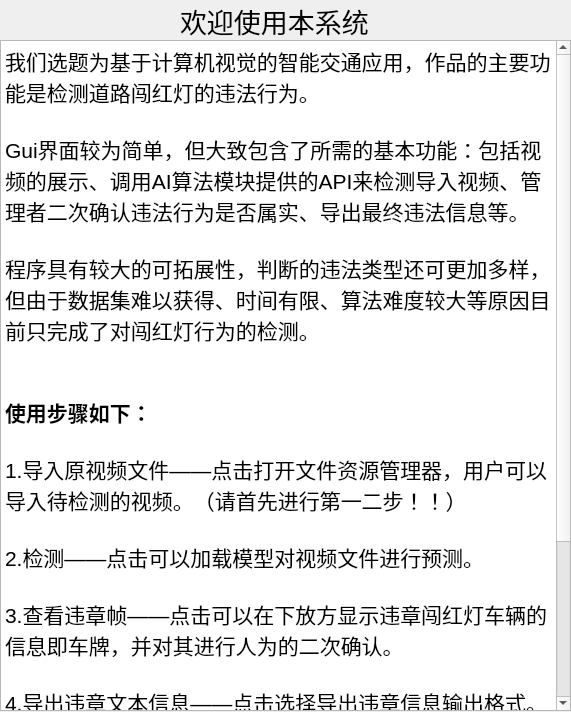
Old version of the form gui/help.ui in the repository 31029/TrafficDetect.
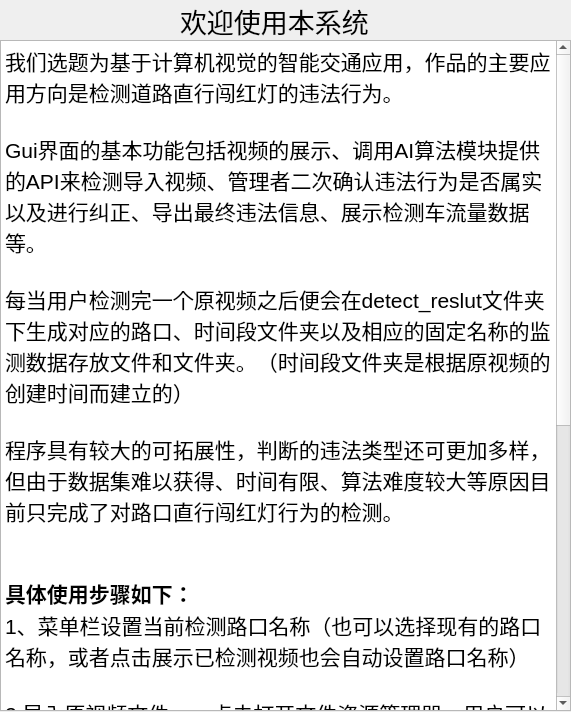
New version of the form.

Commit message: Bug检测阶段

Patch:
```diff
--- a/gui/help.ui
+++ b/gui/help.ui
@@ -39,18 +39,21 @@
 &lt;html&gt;&lt;head&gt;&lt;meta name=&quot;qrichtext&quot; content=&quot;1&quot; /&gt;&lt;style type=&quot;text/css&quot;&gt;
 p, li { white-space: pre-wrap; }
 &lt;/style&gt;&lt;/head&gt;&lt;body style=&quot; font-family:'SimSun'; font-size:11.25pt; font-weight:400; font-style:normal;&quot;&gt;
-&lt;p style=&quot; margin-top:0px; margin-bottom:0px; margin-left:0px; margin-right:0px; -qt-block-indent:0; text-indent:0px;&quot;&gt;&lt;span style=&quot; font-size:16pt;&quot;&gt;我们选题为基于计算机视觉的智能交通应用，作品的主要功能是检测道路闯红灯的违法行为。&lt;/span&gt;&lt;/p&gt;
+&lt;p style=&quot; margin-top:0px; margin-bottom:0px; margin-left:0px; margin-right:0px; -qt-block-indent:0; text-indent:0px;&quot;&gt;&lt;span style=&quot; font-size:16pt;&quot;&gt;我们选题为基于计算机视觉的智能交通应用，作品的主要应用方向是检测道路直行闯红灯的违法行为。&lt;/span&gt;&lt;/p&gt;
 &lt;p style=&quot;-qt-paragraph-type:empty; margin-top:0px; margin-bottom:0px; margin-left:0px; margin-right:0px; -qt-block-indent:0; text-indent:0px; font-size:16pt;&quot;&gt;&lt;br /&gt;&lt;/p&gt;
-&lt;p style=&quot; margin-top:0px; margin-bottom:0px; margin-left:0px; margin-right:0px; -qt-block-indent:0; text-indent:0px;&quot;&gt;&lt;span style=&quot; font-size:16pt;&quot;&gt;Gui界面较为简单，但大致包含了所需的基本功能：包括视频的展示、调用AI算法模块提供的API来检测导入视频、管理者二次确认违法行为是否属实、导出最终违法信息等。&lt;/span&gt;&lt;/p&gt;
+&lt;p style=&quot; margin-top:0px; margin-bottom:0px; margin-left:0px; margin-right:0px; -qt-block-indent:0; text-indent:0px;&quot;&gt;&lt;span style=&quot; font-size:16pt;&quot;&gt;Gui界面的基本功能包括视频的展示、调用AI算法模块提供的API来检测导入视频、管理者二次确认违法行为是否属实以及进行纠正、导出最终违法信息、展示检测车流量数据等。&lt;/span&gt;&lt;/p&gt;
 &lt;p style=&quot;-qt-paragraph-type:empty; margin-top:0px; margin-bottom:0px; margin-left:0px; margin-right:0px; -qt-block-indent:0; text-indent:0px; font-size:16pt;&quot;&gt;&lt;br /&gt;&lt;/p&gt;
-&lt;p style=&quot; margin-top:0px; margin-bottom:0px; margin-left:0px; margin-right:0px; -qt-block-indent:0; text-indent:0px;&quot;&gt;&lt;span style=&quot; font-size:16pt;&quot;&gt;程序具有较大的可拓展性，判断的违法类型还可更加多样，但由于数据集难以获得、时间有限、算法难度较大等原因目前只完成了对闯红灯行为的检测。&lt;/span&gt;&lt;/p&gt;
+&lt;p style=&quot; margin-top:0px; margin-bottom:0px; margin-left:0px; margin-right:0px; -qt-block-indent:0; text-indent:0px;&quot;&gt;&lt;span style=&quot; font-size:16pt;&quot;&gt;每当用户检测完一个原视频之后便会在detect_reslut文件夹下生成对应的路口、时间段文件夹以及相应的固定名称的监测数据存放文件和文件夹。（时间段文件夹是根据原视频的创建时间而建立的）&lt;/span&gt;&lt;/p&gt;
 &lt;p style=&quot;-qt-paragraph-type:empty; margin-top:0px; margin-bottom:0px; margin-left:0px; margin-right:0px; -qt-block-indent:0; text-indent:0px; font-size:16pt;&quot;&gt;&lt;br /&gt;&lt;/p&gt;
+&lt;p style=&quot; margin-top:0px; margin-bottom:0px; margin-left:0px; margin-right:0px; -qt-block-indent:0; text-indent:0px;&quot;&gt;&lt;span style=&quot; font-size:16pt;&quot;&gt;程序具有较大的可拓展性，判断的违法类型还可更加多样，但由于数据集难以获得、时间有限、算法难度较大等原因目前只完成了对路口直行闯红灯行为的检测。&lt;/span&gt;&lt;/p&gt;
 &lt;p style=&quot;-qt-paragraph-type:empty; margin-top:0px; margin-bottom:0px; margin-left:0px; margin-right:0px; -qt-block-indent:0; text-indent:0px; font-size:16pt;&quot;&gt;&lt;br /&gt;&lt;/p&gt;
-&lt;p style=&quot; margin-top:0px; margin-bottom:0px; margin-left:0px; margin-right:0px; -qt-block-indent:0; text-indent:0px;&quot;&gt;&lt;span style=&quot; font-size:16pt; font-weight:600;&quot;&gt;使用步骤如下：&lt;/span&gt;&lt;/p&gt;
+&lt;p style=&quot;-qt-paragraph-type:empty; margin-top:0px; margin-bottom:0px; margin-left:0px; margin-right:0px; -qt-block-indent:0; text-indent:0px; font-size:16pt;&quot;&gt;&lt;br /&gt;&lt;/p&gt;
+&lt;p style=&quot; margin-top:0px; margin-bottom:0px; margin-left:0px; margin-right:0px; -qt-block-indent:0; text-indent:0px;&quot;&gt;&lt;span style=&quot; font-size:16pt; font-weight:600;&quot;&gt;具体使用步骤如下：&lt;/span&gt;&lt;/p&gt;
+&lt;p style=&quot; margin-top:0px; margin-bottom:0px; margin-left:0px; margin-right:0px; -qt-block-indent:0; text-indent:0px;&quot;&gt;&lt;span style=&quot; font-size:16pt;&quot;&gt;1、菜单栏设置当前检测路口名称（也可以选择现有的路口名称，或者点击展示已检测视频也会自动设置路口名称）&lt;/span&gt;&lt;/p&gt;
 &lt;p style=&quot;-qt-paragraph-type:empty; margin-top:0px; margin-bottom:0px; margin-left:0px; margin-right:0px; -qt-block-indent:0; text-indent:0px; font-size:16pt; font-weight:600;&quot;&gt;&lt;br /&gt;&lt;/p&gt;
-&lt;p style=&quot; margin-top:0px; margin-bottom:0px; margin-left:0px; margin-right:0px; -qt-block-indent:0; text-indent:0px;&quot;&gt;&lt;span style=&quot; font-size:16pt;&quot;&gt;1.导入原视频文件——点击打开文件资源管理器，用户可以导入待检测的视频。（请首先进行第一二步！！）&lt;/span&gt;&lt;/p&gt;
+&lt;p style=&quot; margin-top:0px; margin-bottom:0px; margin-left:0px; margin-right:0px; -qt-block-indent:0; text-indent:0px;&quot;&gt;&lt;span style=&quot; font-size:16pt;&quot;&gt;2.导入原视频文件——点击打开文件资源管理器，用户可以导入待检测的视频。（请首先进行第一步！！）&lt;/span&gt;&lt;/p&gt;
 &lt;p style=&quot;-qt-paragraph-type:empty; margin-top:0px; margin-bottom:0px; margin-left:0px; margin-right:0px; -qt-block-indent:0; text-indent:0px; font-size:16pt;&quot;&gt;&lt;br /&gt;&lt;/p&gt;
-&lt;p style=&quot; margin-top:0px; margin-bottom:0px; margin-left:0px; margin-right:0px; -qt-block-indent:0; text-indent:0px;&quot;&gt;&lt;span style=&quot; font-size:16pt;&quot;&gt;2.检测——点击可以加载模型对视频文件进行预测。&lt;/span&gt;&lt;/p&gt;
+&lt;p style=&quot; margin-top:0px; margin-bottom:0px; margin-left:0px; margin-right:0px; -qt-block-indent:0; text-indent:0px;&quot;&gt;&lt;span style=&quot; font-size:16pt;&quot;&gt;2.检测——点击可以加载模型对视频文件进行检测。（该按钮对应的响应函数为本项目主要的算法部分API）&lt;/span&gt;&lt;/p&gt;
 &lt;p style=&quot;-qt-paragraph-type:empty; margin-top:0px; margin-bottom:0px; margin-left:0px; margin-right:0px; -qt-block-indent:0; text-indent:0px; font-size:16pt;&quot;&gt;&lt;br /&gt;&lt;/p&gt;
 &lt;p style=&quot; margin-top:0px; margin-bottom:0px; margin-left:0px; margin-right:0px; -qt-block-indent:0; text-indent:0px;&quot;&gt;&lt;span style=&quot; font-size:16pt;&quot;&gt;3.查看违章帧——点击可以在下放方显示违章闯红灯车辆的信息即车牌，并对其进行人为的二次确认。&lt;/span&gt;&lt;/p&gt;
 &lt;p style=&quot;-qt-paragraph-type:empty; margin-top:0px; margin-bottom:0px; margin-left:0px; margin-right:0px; -qt-block-indent:0; text-indent:0px; font-size:16pt;&quot;&gt;&lt;br /&gt;&lt;/p&gt;
```
The commit also changes 13 other files.
